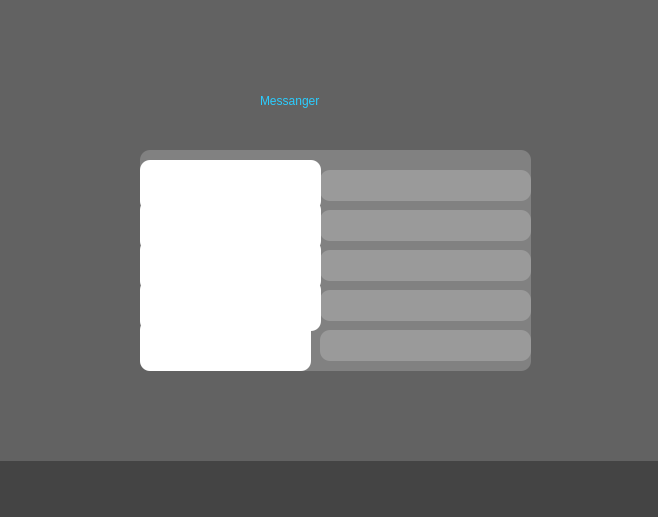
This is nemidoonam/signup.ui in gravelord-nito/simple_messenger_gui as Qt 5 draws it before an edit. The edited form follows.
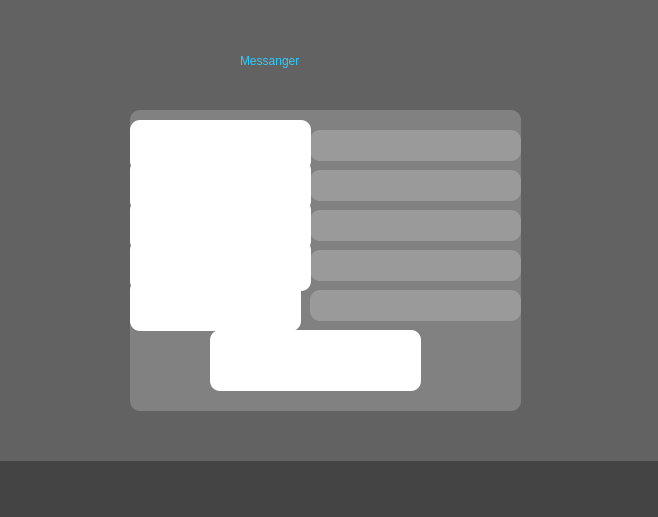
This is the edited form. Icons and pictures are not drawn.

```diff
--- a/nemidoonam/signup.ui
+++ b/nemidoonam/signup.ui
@@ -74,8 +74,8 @@
   <widget class="QLabel" name="label">
    <property name="geometry">
     <rect>
-     <x>260</x>
-     <y>30</y>
+     <x>240</x>
+     <y>-10</y>
      <width>201</width>
      <height>141</height>
     </rect>
@@ -127,10 +127,10 @@
   <widget class="QGroupBox" name="groupBox">
    <property name="geometry">
     <rect>
-     <x>140</x>
-     <y>150</y>
+     <x>130</x>
+     <y>110</y>
      <width>391</width>
-     <height>221</height>
+     <height>301</height>
     </rect>
    </property>
    <property name="styleSheet">
@@ -292,6 +292,25 @@
      <enum>QLineEdit::Password</enum>
     </property>
    </widget>
+   <widget class="QPushButton" name="pushButton">
+    <property name="geometry">
+     <rect>
+      <x>80</x>
+      <y>220</y>
+      <width>211</width>
+      <height>61</height>
+     </rect>
+    </property>
+    <property name="styleSheet">
+     <string notr="true">background: rgb(255, 255, 255,1);
+font: 900 20pt &quot;Segoe UI Black&quot;;
+color: rgb(255, 255, 255,255);
+color: rgb(255, 255, 255);</string>
+    </property>
+    <property name="text">
+     <string>signup</string>
+    </property>
+   </widget>
    <zorder>repeadpass</zorder>
    <zorder>label_2</zorder>
    <zorder>label_3</zorder>
```
Left out of the diff: 1 changed line with no effect on the pictures.
